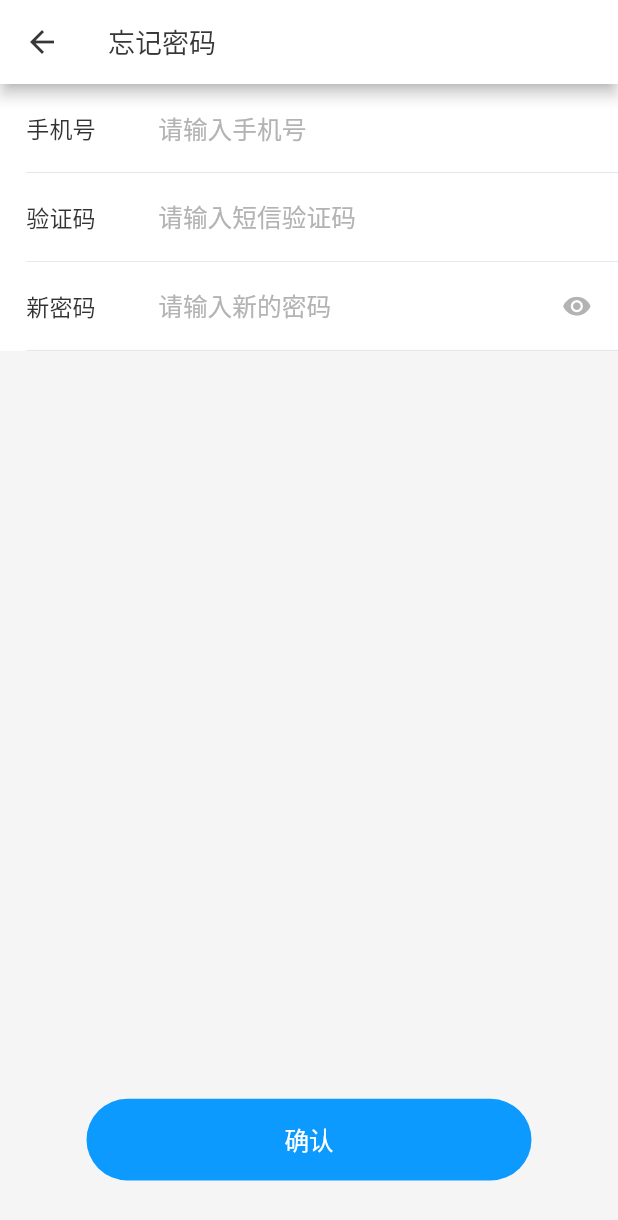
After one commit to LCJ-MinYa/kjt-bsp, a Flutter app: the ForgetPwdScreen screen opened by its route, on a phone screen of 412 x 824 dp. The commit adds this screen. Shown: the top 1220 px of the screen. Run offline on Flutter 3.47's test engine with Material 2 defaults, Android fonts, the phone set to English and light mode, and no system bars; our stand-ins replace flutter_screenutil, flutter_swiper, image_picker.

Commit message:
登录和忘记密码页面

```diff
--- a/lib/router/router.dart
+++ b/lib/router/router.dart
@@ -6,6 +6,7 @@ import '../screen/mine/aboutUsScreen.dart';
 import '../screen/mine/feedbackScreen.dart';
 
 import '../screen/login/loginScreen.dart';
+import '../screen/login/forgetPwdScreen.dart';
 
 class RouteConfig{
     // static final Map<String, WidgetBuilder> router = {
@@ -44,6 +45,10 @@ class RouteConfig{
                     },
                     fullscreenDialog: true
                 );
+            case '/forgetPwd':
+                return MaterialPageRoute(
+                    builder: (context) => ForgetPwdScreen(),
+                );
             default:
                 return MaterialPageRoute(
                     builder: (context) => TabNavScreen(),
--- /dev/null
+++ b/lib/screen/login/forgetPwdScreen.dart
@@ -0,0 +1,57 @@
+import 'package:flutter/material.dart';
+import 'package:kjt_bsp/styles/uiSize.dart';
+import 'package:kjt_bsp/widget/button/submitButton.dart';
+import 'package:kjt_bsp/widget/cell/textFieldCellWidget.dart';
+
+class ForgetPwdScreen extends StatefulWidget {
+    @override
+    _ForgetPwdScreenState createState() => _ForgetPwdScreenState();
+}
+
+class _ForgetPwdScreenState extends State<ForgetPwdScreen> {
+    @override
+    Widget build(BuildContext context) {
+        UISize.init(context);
+
+        return Scaffold(
+            appBar: AppBar(
+                title: Text('忘记密码'),
+            ),
+            body: Column(
+                children: <Widget>[
+                    TextFieldCellWidget(
+                        title: '手机号',
+                        hintText: '请输入手机号',
+                        maxLength: 11,
+                        keyboardType: TextInputType.number,
+                    ),
+                    TextFieldCellWidget(
+                        title: '验证码',
+                        hintText: '请输入短信验证码',
+                        maxLength: 6,
+                        keyboardType: TextInputType.number,
+                    ),
+                    TextFieldCellWidget(
+                        title: '新密码',
+                        hintText: '请输入新的密码',
+                        isPwd: true,
+                    ),
+                    Expanded(
+                        child: Stack(
+                            alignment: Alignment.center,
+                            children: <Widget>[
+                                Positioned(
+                                    bottom: UISize.height(60),
+                                    child: SubmitButton(
+                                        onTap: (){},
+                                    )
+                                ),
+                            ],
+                        ),
+                    )
+                ],
+            ),
+            resizeToAvoidBottomPadding: false,
+        );
+    }
+}
--- a/lib/screen/login/loginScreen.dart
+++ b/lib/screen/login/loginScreen.dart
@@ -2,6 +2,7 @@ import 'package:flutter/material.dart';
 import 'package:flutter/services.dart';
 import 'package:kjt_bsp/styles/uiSize.dart';
 import 'package:kjt_bsp/widget/button/submitButton.dart';
+import 'package:kjt_bsp/widget/input/textFieldWidget.dart';
 import 'package:kjt_bsp/widget/tap/platformTapWidget.dart';
 import '../../config/appConfig.dart';
 
@@ -63,34 +64,16 @@ class _LoginScreenState extends State<LoginScreen> {
                         child: Icon(
                             iconName,
                             color: Theme.of(context).primaryColor,
-                            size: isPwd ? 22 : 24,
+                            size: UISize.size(isPwd ? 44 : 48),
                         ),
                     ),
-                    Expanded(
-                        child: Container(
-                            width: double.infinity,
-                            height: double.infinity,
-                            alignment: Alignment.centerLeft,
-                            child: TextField(
-                                maxLength: 10,
-                                decoration: InputDecoration(
-                                    hintText: hintText,
-                                    hintStyle: TextStyle(
-                                        color: Color(0xffb3b3b3),
-                                        fontSize: UISize.size(30)
-                                    ),
-                                    border: InputBorder.none,
-                                    counterText: '',
-                                ),
-                                style: TextStyle(
-                                    color: Color(0xff333333),
-                                    fontSize: UISize.size(30)
-                                ),
-                                cursorColor: Color(0xff333333),
-                                obscureText: isPwd,
-                            ),
-                        )
-                    )
+                    TextFieldWidget(
+                        hintText: hintText,
+                        isPwd: isPwd,
+                        maxLength: isPwd ? 20 : 11,
+                        keyboardType: isPwd ? TextInputType.text : TextInputType.number,
+                        rightIconMargin: 0,
+                    ),
                 ],
             ),
         );
@@ -100,7 +83,7 @@ class _LoginScreenState extends State<LoginScreen> {
     Widget _forgetPwdWidget(){
         return PlatformTapWidget(
             onTap: (){
-
+                Navigator.pushNamed(context, '/forgetPwd');
             },
             child: Container(
                 margin: EdgeInsets.only(top: UISize.height(10)),
--- /dev/null
+++ b/lib/widget/cell/textFieldCellWidget.dart
@@ -0,0 +1,98 @@
+import 'package:flutter/material.dart';
+import 'package:kjt_bsp/styles/uiSize.dart';
+import 'package:kjt_bsp/widget/input/textFieldWidget.dart';
+import 'package:kjt_bsp/widget/tap/platformTapWidget.dart';
+
+class TextFieldCellWidget extends StatelessWidget {
+    final Function onTap;           //是否能点击，点击事件
+    final String title;             //标题
+    final Color bgColor;            //背景颜色 =>默认白色
+    final bool showArrow;           //是否显示右侧箭头 =>默认不显示(当有箭头时，不允许输入，只能通过点击cell赋值给textfield))
+    final double height;            //自定义高度 => 默认48dp
+    final double borderRadius;      //是否有圆角 => 默认无圆角
+    final bool showBottomBorder;    //是否显示底部边框 => 默认显示
+
+    /* textField传递字段 */
+    final String hintText;                  //提示文本
+    final bool isPwd;                       //是否密码 => 默认不是
+    final bool isShowPwd;                   //显示密码明文 => 默认不显示明文
+    final int maxLength;                    //最长输入字符 => 默认20
+    final TextInputType keyboardType;       //键盘类型 => 默认text
+    final Function onChanged;               //输入改变事件
+
+    TextFieldCellWidget({
+        this.onTap,
+        @required this.title,
+        this.bgColor = Colors.white,
+        this.showArrow = false,
+        this.height = 96,
+        this.borderRadius = 0,
+        this.showBottomBorder = true,
+
+        @required this.hintText,
+        this.isPwd = false,
+        this.isShowPwd = false,
+        this.maxLength = 20,
+        this.keyboardType = TextInputType.text,
+        this.onChanged
+    });
+
+    Widget _textFieldCellWidget(){
+        return Container(
+            padding: EdgeInsets.only(left: UISize.width(32)),
+            width: double.infinity,
+            height: UISize.height(height),
+            alignment: Alignment(0, 0),
+            decoration: BoxDecoration(
+                color: bgColor,
+                borderRadius: BorderRadius.all(Radius.circular(UISize.width(borderRadius))),
+            ),
+            child: Container(
+                decoration: BoxDecoration(
+                    border: Border(
+                        bottom: BorderSide(
+                            width: UISize.height(showBottomBorder ? 1 : 0),
+                            color: Color(0xffe0e4e6),
+                        ),
+                    ),
+                ),
+                child: Row(
+                    children: <Widget>[
+                        Container(
+                            width: UISize.width(160),
+                            height: double.infinity,
+                            child: Text(
+                                title,
+                                style: TextStyle(
+                                    fontSize: UISize.size(28),
+                                    color: Color(0xff333333)
+                                ),
+                            ),
+                            alignment: Alignment.centerLeft,
+                        ),
+                        TextFieldWidget(
+                            hintText: hintText,
+                            maxLength: maxLength,
+                            keyboardType: keyboardType,
+                            isPwd: isPwd,
+                            isShowPwd: isShowPwd,
+                            onChanged: onChanged,
+                        )
+                    ],
+                ),
+            ),
+        );
+    }
+
+    @override
+    Widget build(BuildContext context) {
+        if(onTap != null){
+            return PlatformTapWidget(
+                onTap: onTap,
+                child: _textFieldCellWidget(),
+            );
+        }else{
+            return _textFieldCellWidget();
+        }
+    }
+}
--- /dev/null
+++ b/lib/widget/input/textFieldWidget.dart
@@ -0,0 +1,98 @@
+import 'package:flutter/material.dart';
+import 'package:kjt_bsp/styles/uiSize.dart';
+import 'package:kjt_bsp/widget/tap/platformTapWidget.dart';
+
+class TextFieldWidget extends StatefulWidget {
+    final String hintText;                  //提示文本
+    final bool isPwd;                       //是否密码 => 默认不是
+    final bool isShowPwd;                   //显示密码明文 => 默认不显示明文
+    final int maxLength;                    //最长输入字符 => 默认20
+    final TextInputType keyboardType;       //键盘类型 => 默认text
+    final Function onChanged;               //输入改变事件
+    final double rightIconMargin;          //右侧icon距离右边距离 => 默认15dp
+
+    TextFieldWidget({
+        Key key,
+        @required this.hintText,
+        this.isPwd = false,
+        this.isShowPwd = false,
+        this.maxLength = 20,
+        this.keyboardType = TextInputType.text,
+        this.onChanged,
+        this.rightIconMargin = 30
+    }) : super(key: key);
+
+    @override
+    _TextFieldWidgetState createState() => _TextFieldWidgetState();
+}
+
+class _TextFieldWidgetState extends State<TextFieldWidget> {
+    bool _isPwd;
+    bool _isShowPwd;
+
+    @override
+    void initState() {
+        super.initState();
+        _isPwd = widget.isPwd;
+        _isShowPwd = widget.isShowPwd;
+    }
+
+    @override
+    Widget build(BuildContext context) {
+        UISize.init(context);
+
+        return Expanded(
+            child: Row(
+                children: <Widget>[
+                    Expanded(
+                        child: Container(
+                            width: double.infinity,
+                            height: double.infinity,
+                            alignment: Alignment.centerLeft,
+                            child: TextField(
+                                maxLength: widget.maxLength,
+                                decoration: InputDecoration(
+                                    hintText: widget.hintText,
+                                    hintStyle: TextStyle(
+                                        color: Color(0xffb3b3b3),
+                                        fontSize: UISize.size(30)
+                                    ),
+                                    border: InputBorder.none,
+                                    counterText: '',
+                                ),
+                                style: TextStyle(
+                                    color: Color(0xff333333),
+                                    fontSize: UISize.size(30)
+                                ),
+                                cursorColor: Color(0xff333333),
+                                obscureText: _isPwd,
+                                keyboardType: widget.keyboardType,
+                                onChanged: widget.onChanged,
+                            ),
+                        ),
+                    ),
+                    widget.isPwd ? Container(
+                        width: UISize.width(40),
+                        height: double.infinity,
+                        margin: EdgeInsets.only(right: UISize.width(widget.rightIconMargin)),
+                        child: PlatformTapWidget(
+                            onTap: _toggleShowPwd,
+                            child: Icon(
+                                _isShowPwd ? Icons.visibility_off : Icons.visibility,
+                                size: UISize.size(36),
+                                color: Color(0xffb3b3b3),
+                            ),
+                        ),
+                    ) : Container(width: 0, height: 0),
+                ],
+            )
+        );
+    }
+
+    _toggleShowPwd(){
+        setState(() {
+            _isShowPwd = !_isShowPwd;
+            _isPwd = !_isPwd;
+        });
+    }
+}
```
